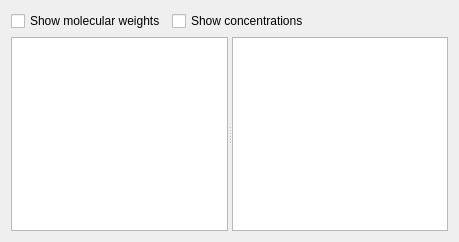
Above: recipeEditorTemplate.ui from campagnola/pycsf before the change. Below: the same form after it.
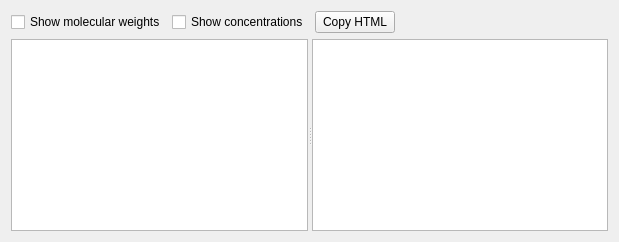
That is the form after the change.

Diff of the .ui file:
```diff
--- a/recipeEditorTemplate.ui
+++ b/recipeEditorTemplate.ui
@@ -6,7 +6,7 @@
    <rect>
     <x>0</x>
     <y>0</y>
-    <width>459</width>
+    <width>619</width>
     <height>242</height>
    </rect>
   </property>
@@ -30,6 +30,13 @@
        </property>
       </widget>
      </item>
+     <item>
+      <widget class="QPushButton" name="copyHtmlBtn">
+       <property name="text">
+        <string>Copy HTML</string>
+       </property>
+      </widget>
+     </item>
      <item>
       <spacer name="horizontalSpacer">
        <property name="orientation">
```
